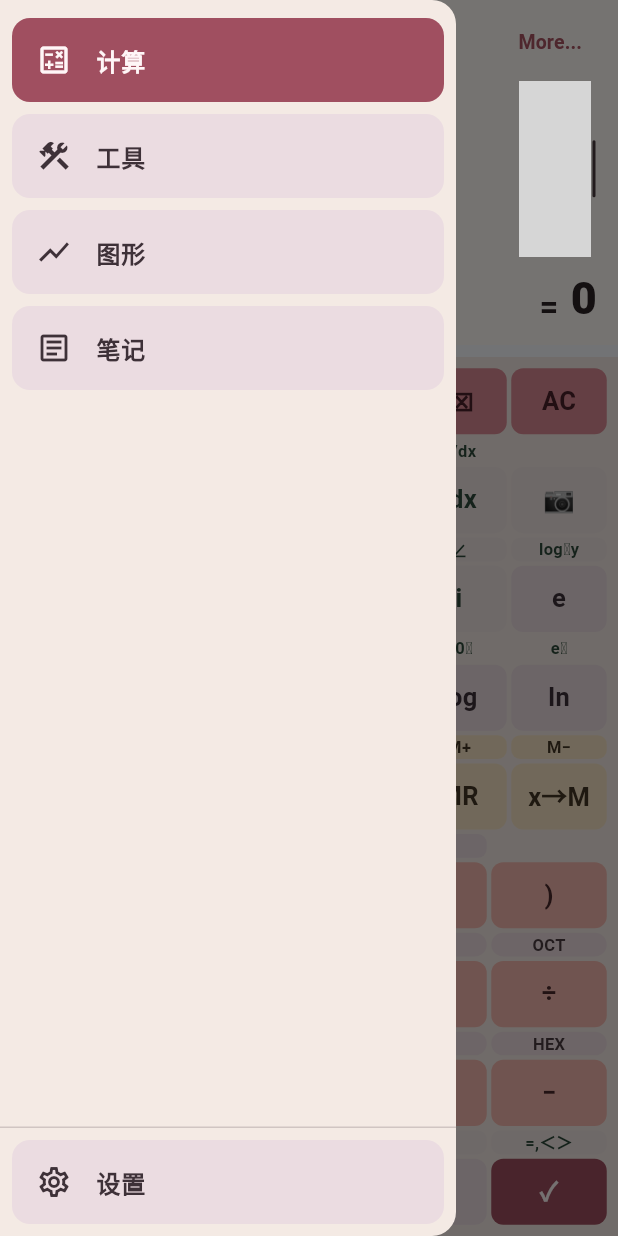
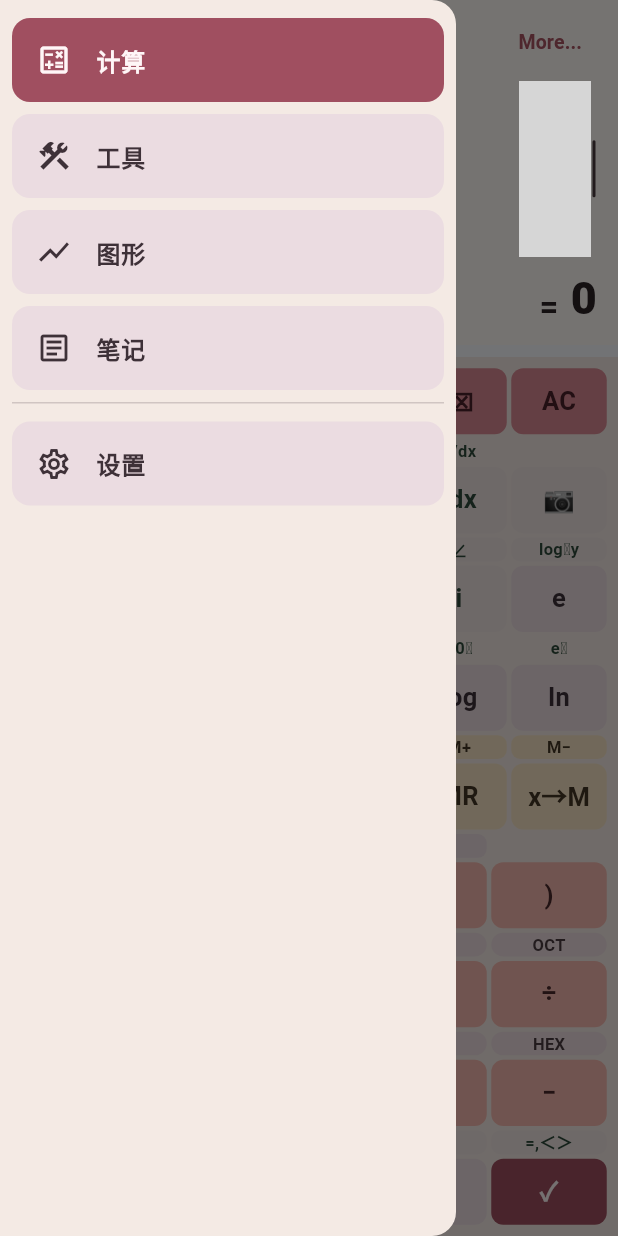
Before and after one commit to NekoRain404/NekoCalc, a Flutter app: the screen it shows after launch, with the side drawer open, on a phone screen of 412 x 824 dp. Run offline on Flutter 3.47's test engine with Material 3 defaults, Android fonts, the phone set to English and light mode, and no system bars; our stand-ins replace sqflite; missing offline and left inert: flutter_math_fork; accounts and stored records are empty; grey boxes are pictures that could not be loaded.

Commit message:
fix(shell): make the way back to the calculator visible
Co-Authored-By: Claude Code <noreply@anthropic.com>

```diff
--- a/lib/shared/presentation/app_drawer.dart
+++ b/lib/shared/presentation/app_drawer.dart
@@ -47,10 +47,12 @@ class AppDrawer extends StatelessWidget {
       // English: The drawer borrows the keypad panel's colour so drawer and main screen read as one
       //          body rather than two colour systems bolted together.
       backgroundColor: theme.keypadBackground,
+      // 中文：五项都在同一个滚动视图里——「设置」如果留在滚动区之外，大字号 + 矮屏（横屏）时这一列
+      //       就会溢出；放进列表后它能跟着滚。
+      // English: All five entries live in one scroll view — were 设置 left outside the scrollable, the
+      //          column would overflow at large text scale on a short (landscape) screen; inside the
+      //          list it scrolls with the rest.
       child: SafeArea(
-        child: Column(
-          children: [
-            Expanded(
         child: ListView(
           padding: const EdgeInsets.symmetric(vertical: 8),
           children: [
@@ -82,10 +84,13 @@ class AppDrawer extends StatelessWidget {
               icon: Icons.article_outlined,
               label: '笔记',
             ),
-                ],
+            Padding(
+              padding: const EdgeInsets.symmetric(horizontal: 8, vertical: 4),
+              child: Divider(
+                height: 1,
+                color: theme.keys.functionFg.withValues(alpha: 0.2),
               ),
             ),
-            Divider(height: 1, color: theme.keys.functionFg.withValues(alpha: 0.2)),
             _settingsEntry(context, theme),
           ],
         ),
--- a/lib/shared/presentation/app_shell.dart
+++ b/lib/shared/presentation/app_shell.dart
@@ -53,9 +53,10 @@ class _AppShellState extends State<AppShell> {
   @override
   Widget build(BuildContext context) {
     return Scaffold(
-      // 中文：导航从底部栏换成侧边抽屉；主屏左上角的 ☰（由计算页渲染）打开的就是它。
-      // English: Navigation moved from the bottom bar to a side drawer; the ☰ rendered by the
-      //          calculator page opens exactly this one.
+      // 中文：导航从底部栏换成侧边抽屉；无论是计算页自己画的 ☰，还是外壳浮在其余三页上的 ☰，
+      //       打开的都是这一个抽屉。
+      // English: Navigation moved from the bottom bar to a side drawer; whether it is the calculator's
+      //          own ☰ or the one the shell floats over the other three pages, both open this drawer.
       drawer: AppDrawer(
         selectedIndex: _index,
         // 中文：抽屉的四项就是四个页面索引，直接复用切页逻辑，不多一层映射。
@@ -64,14 +65,37 @@ class _AppShellState extends State<AppShell> {
         onSelect: _selectDestination,
         onOpenSettings: _openSettings,
       ),
+      // 中文：Flutter 的抽屉拖拽区默认只有 20dp（`_kEdgeDragWidth`），整条都落在系统返回手势的
+      //       区域里，在那个设备上从 x=0 起滑只会退出 App。加宽到 64dp，让大部分拖拽区落在系统
+      //       手势区之外；这只是兜底——真正保证回得来的是下面那个看得见的 ☰。
+      // English: Flutter's drawer drag strip is only 20dp wide (`_kEdgeDragWidth`), which sits inside
+      //          the system back-gesture region — on that device a swipe starting at x=0 just exits the
+      //          app. Widened to 64dp so most of the strip lies outside it. This is only a fallback:
+      //          the visible ☰ below is what actually guarantees the way back.
+      drawerEdgeDragWidth: 64,
       body: SafeArea(
-        child: PageView.builder(
+        child: Stack(
+          fit: StackFit.expand,
+          children: [
+            PageView.builder(
               controller: _pageController,
               physics: const NeverScrollableScrollPhysics(),
               itemCount: 4,
               itemBuilder: (context, index) {
                 return _KeepAlivePage(child: _pageFor(index));
               },
+            ),
+            // 中文：计算页之外的三页没有自己的 ☰（那三页不归本任务改，笔记页还压着用户的未提交
+            //       工作），所以由外壳在它们上面浮一个：否则用户点进「工具」就再也回不到计算页——
+            //       拖拽又会被系统返回手势抢走。计算页不渲染它，那里已经有计算页自己的 ☰。
+            // English: The three pages other than the calculator have no ☰ of their own (those files are
+            //          out of scope here, and the notes page carries the user's uncommitted work), so the
+            //          shell floats one over them: without it, tapping 工具 strands the user away from the
+            //          calculator with no way back — the drag strip loses to the system back gesture. It is
+            //          not rendered on the calculator page, which already has that button.
+            if (_index != AppDrawer.calculatorDestination)
+              const Positioned(left: 8, top: 8, child: _ShellDrawerButton()),
+          ],
         ),
       ),
     );
@@ -94,6 +118,13 @@ class _AppShellState extends State<AppShell> {
         _selectDestination(AppDrawer.toolsDestination);
       case 'history':
         _selectDestination(AppDrawer.notesDestination);
+      default:
+        // 中文：目的地只有这两个字符串。写错一个字母（'Tools'）不该被静默吞掉，让那颗键悄悄变死，
+        //       所以开发期直接断言失败，把拼错的字符串喊出来。
+        // English: Only these two destination strings exist. A typo such as 'Tools' must not be swallowed
+        //          silently and leave that key dead without a signal, so development fails an assertion
+        //          that names the offending string.
+        assert(false, '未知的导航目的地 / unknown navigation destination: $destination');
     }
   }
 
@@ -163,6 +194,27 @@ class _AppShellState extends State<AppShell> {
   }
 }
 
+/// 中文：外壳浮在非计算页左上角的 ☰，与计算页那个按钮同一个 tooltip，用户与测试都用同一句话找它。
+///       配色来自应用主题（`Theme.of(context)`，即那三页自己用的 Material 主题），不写死任何色值；
+///       它坐在可滚动的内容之上，所以用填充色按钮而不是一个裸图标，滚动时也看得清。
+/// English: The ☰ the shell floats over the top-left of every non-calculator page; it carries the same
+///          tooltip as the calculator's button, so users and tests find both by the same words. Its
+///          colours come from the app theme (`Theme.of(context)` — the Material theme those three pages
+///          themselves use) with no literal values, and it is a filled button rather than a bare icon
+///          because page content scrolls underneath it.
+class _ShellDrawerButton extends StatelessWidget {
+  const _ShellDrawerButton();
+
+  @override
+  Widget build(BuildContext context) {
+    return IconButton.filledTonal(
+      tooltip: '打开导航',
+      onPressed: () => Scaffold.maybeOf(context)?.openDrawer(),
+      icon: const Icon(Icons.menu),
+    );
+  }
+}
+
 class _KeepAlivePage extends StatefulWidget {
   const _KeepAlivePage({required this.child});
 
```
Also changed, not shown: 1 other file. Lines whose indentation alone changed are shown as unchanged.
